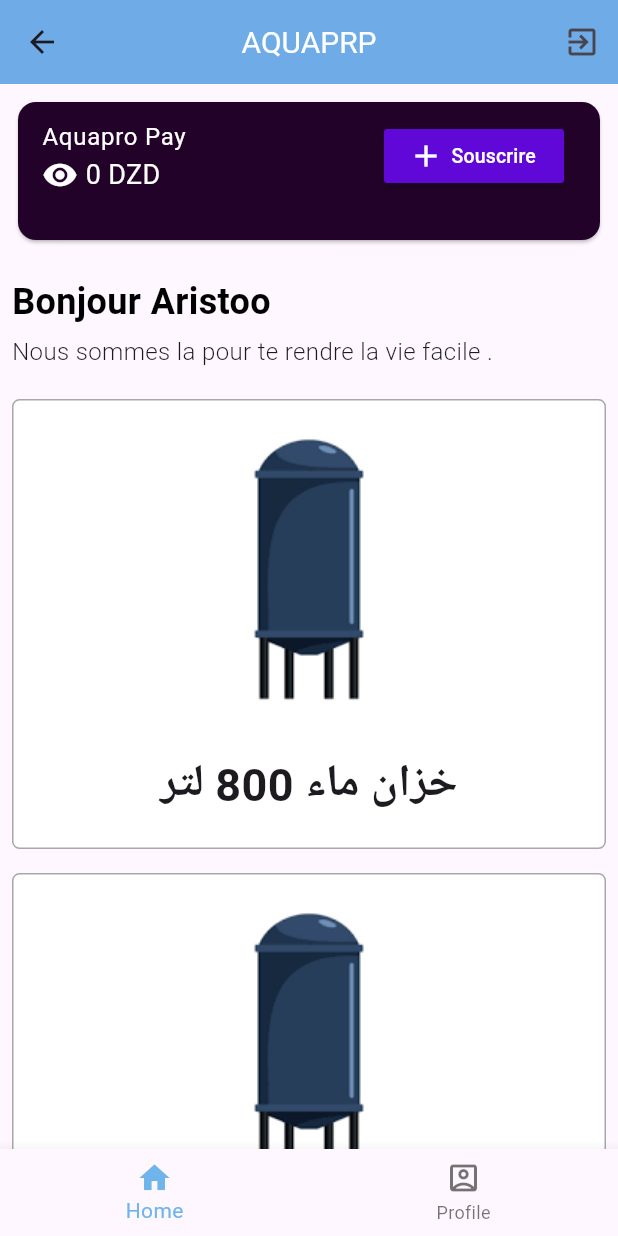
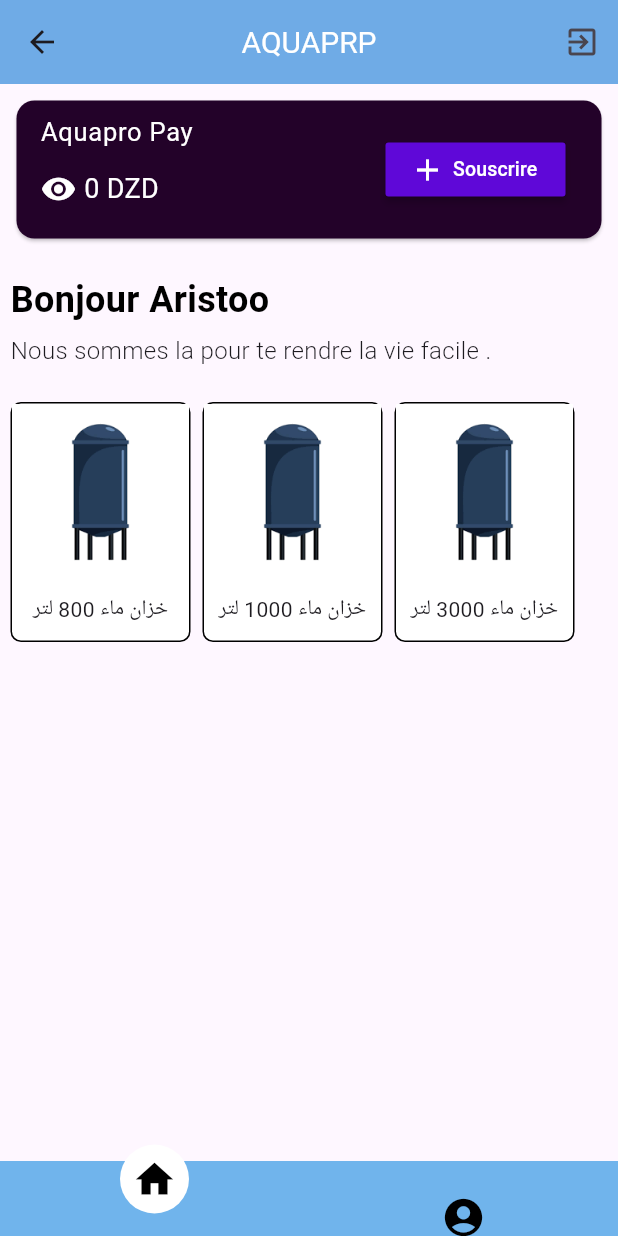
Before and after one commit to Rostomgh/Aqupro, a Flutter app: the NavBar screen opened by its route, on a phone screen of 412 x 824 dp. Run offline on Flutter 3.47's test engine with Material 3 defaults, Android fonts, the light colour scheme and no system bars; drawn by our look-alikes of curved_navigation_bar; our stand-ins replace animated_splash_screen, awesome_dialog, bloc, firebase_auth, firebase_core, flutter_bloc and 1 more; accounts and stored records are empty.

Commit message:
add list

```diff
--- a/lib/Compo/CardInfo.dart
+++ b/lib/Compo/CardInfo.dart
@@ -13,9 +13,12 @@ class CustomCardInfo extends StatelessWidget {
         child: ListTile(
           title: Text(
             "Aquapro Pay",
-            style: TextStyle(color: Colors.white),
+            style: TextStyle(color: Colors.white,fontSize: 17),
           ),
-          subtitle: Row(
+
+          subtitle: SizedBox(
+            height: 50,
+            child: Row(
               children: [
                 Icon(Icons.remove_red_eye_sharp, color: Colors.white),
                 SizedBox(width: 5),
@@ -25,6 +28,8 @@ class CustomCardInfo extends StatelessWidget {
                 ),
               ],
             ),
+          ),
+
           trailing: Trailing(),
         ),
       ),
--- a/lib/Compo/Container.dart
+++ b/lib/Compo/Container.dart
@@ -12,20 +12,20 @@ class CustomContainer extends StatelessWidget {
     return InkWell(
       onTap:tap ,
       child: Container(
-        height:300,
-        width:double.infinity,
+        height:160,
+        width:120,
         decoration: BoxDecoration(
           border: Border.all(
-            color: const Color.fromARGB(115, 65, 60, 60),
+            color: Colors.black,
           ),
-          borderRadius: BorderRadius.circular(5),
+          borderRadius: BorderRadius.circular(7),
           color: const Color.fromARGB(255, 255, 255, 255),
         ),
         child: Column(
           children: [
             Image.asset(image),
             const SizedBox(height: 9),
-            Text(text, textDirection: TextDirection.rtl,style: const TextStyle(fontSize: 30,fontWeight: FontWeight.bold),),
+            Text(text, textDirection: TextDirection.rtl,),
           ],
         ),
       ),
--- /dev/null
+++ b/lib/Compo/ListItem.dart
@@ -0,0 +1,16 @@
+import 'package:flutter/material.dart';
+
+List<Widget> itemNavBar() {
+  return [
+    const Icon(
+      Icons.home,
+      size: 30,
+      color: Colors.black,
+    ),
+    const Icon(
+      Icons.account_circle,
+      size: 30,
+      color: Colors.black,
+    ),
+  ];
+}
--- a/lib/Compo/Trailing.dart
+++ b/lib/Compo/Trailing.dart
@@ -9,7 +9,7 @@ class Trailing extends StatelessWidget {
     (width: 120,
     //height: 40,
     decoration: BoxDecoration(
-      borderRadius: BorderRadius.circular(0)
+      borderRadius: BorderRadius.circular(10)
 ),
       child: MaterialButton(
 
@@ -17,7 +17,7 @@ class Trailing extends StatelessWidget {
       color: const Color.fromARGB(255, 95, 8, 216),
       child: const Row(
         children: [
-          Icon(Icons.add,color: Colors.white,),
+          Icon(Icons.add,color: Colors.white),
           SizedBox(width: 5,),
           Text("Souscrire",style: TextStyle(
             color: Colors.white,
--- a/lib/NavBar.dart
+++ b/lib/NavBar.dart
@@ -1,12 +1,15 @@
 import 'package:aquapro/Buissnes%20Logic/NavBar/nav_bar_bloc.dart';
 import 'package:aquapro/Compo/Constance.dart';
+import 'package:aquapro/Compo/ListItem.dart';
 import 'package:aquapro/Pages/homeP1.dart';
+import 'package:curved_navigation_bar/curved_navigation_bar.dart';
 import 'package:flutter/material.dart';
 import 'package:flutter_bloc/flutter_bloc.dart';
 
 List<BottomNavigationBarItem> navItems = [
   const BottomNavigationBarItem(icon: Icon(Icons.home), label: 'Home'),
-  const BottomNavigationBarItem(icon: Icon(Icons.account_box_outlined), label: 'Profile'),
+  const BottomNavigationBarItem(
+      icon: Icon(Icons.account_box_outlined), label: 'Profile'),
 ];
 
 List<Widget> bottomNavScreens = [
@@ -15,7 +18,9 @@ List<Widget> bottomNavScreens = [
 ];
 
 class NavBar extends StatelessWidget {
-  const NavBar({super.key,});
+  const NavBar({
+    super.key,
+  });
 
   @override
   Widget build(BuildContext context) {
@@ -24,18 +29,18 @@ class NavBar extends StatelessWidget {
         builder: (context, state) {
           return Scaffold(
               body: bottomNavScreens.elementAt(state.tabindex),
-          bottomNavigationBar: BottomNavigationBar(
-
-            items: navItems,
-            currentIndex: state.tabindex,
-            selectedItemColor: Primerycolor,
+              bottomNavigationBar: CurvedNavigationBar(
+                height: 50,
                 onTap: (index) {
                   BlocProvider.of<NavBarBloc>(context)
                       .add(TabChange(tabindex: index));
                 },
-          ),
-        );
-      },
-    );
+                backgroundColor: Primerycolor,
+                buttonBackgroundColor: Colors.white,
+                color: Primerycolor,
+                animationDuration: const Duration(milliseconds: 300),
+                items: itemNavBar(),
+              ));
+        });
   }
 }
--- a/lib/Pages/homeP1.dart
+++ b/lib/Pages/homeP1.dart
@@ -2,7 +2,6 @@ import 'package:aquapro/Compo/CardInfo.dart';
 import 'package:aquapro/Compo/Constance.dart';
 import 'package:aquapro/Compo/Container.dart';
 
-import 'package:aquapro/Compo/Trailing.dart';
 import 'package:aquapro/Login/Login.dart';
 import 'package:firebase_auth/firebase_auth.dart';
 import 'package:flutter/material.dart';
@@ -37,7 +36,7 @@ class Homm extends StatelessWidget {
       ),
       body:  SingleChildScrollView(
         child: Padding(
-          padding: const EdgeInsets.all(8.0),
+          padding: const EdgeInsets.all(7.0),
           child: Column(
             crossAxisAlignment: CrossAxisAlignment.start,
             children: [
@@ -55,11 +54,30 @@ class Homm extends StatelessWidget {
                 "Nous sommes la pour te rendre la vie facile . ",
                 style: TextStyle(fontSize: 16, fontWeight: FontWeight.w300),
               ),
-              const SizedBox(height: 20),
-              CustomContainer(image: "assets/img/setern.png",text: "خزان ماء 800 لتر",tap: (){},),
-              SizedBox(height: 16),
-              CustomContainer(image: "assets/img/setern.png",text: "خزان ماء 1000 لتر",tap: (){},),
+              const SizedBox(height: 23),
+              Wrap(
+                children: [
+                  CustomContainer(
+                    image: "assets/img/setern.png",
+                    text: "خزان ماء 800 لتر",
+                    tap: () {},
+                  ),
+                const SizedBox(width:  8),
 
+                  CustomContainer(
+                    image: "assets/img/setern.png",
+                    text: "خزان ماء 1000 لتر",
+                    tap: () {},
+                  ),
+                  const SizedBox(width:  8),
+                    CustomContainer(
+                    image: "assets/img/setern.png",
+                    text: "خزان ماء 3000 لتر",
+                    tap: () {},
+                  ),
+
+                ],
+              )
             ],
           ),
         ),
--- a/pubspec.yaml
+++ b/pubspec.yaml
@@ -45,6 +45,7 @@ dependencies:
   firebase_auth: ^4.17.9
   google_sign_in: ^6.2.1
   awesome_dialog: ^3.2.0
+  curved_navigation_bar: ^1.0.3
 
 dev_dependencies:
   flutter_test:
```
Also changed, not shown: pubspec.lock. Lines whose indentation alone changed are shown as unchanged.
